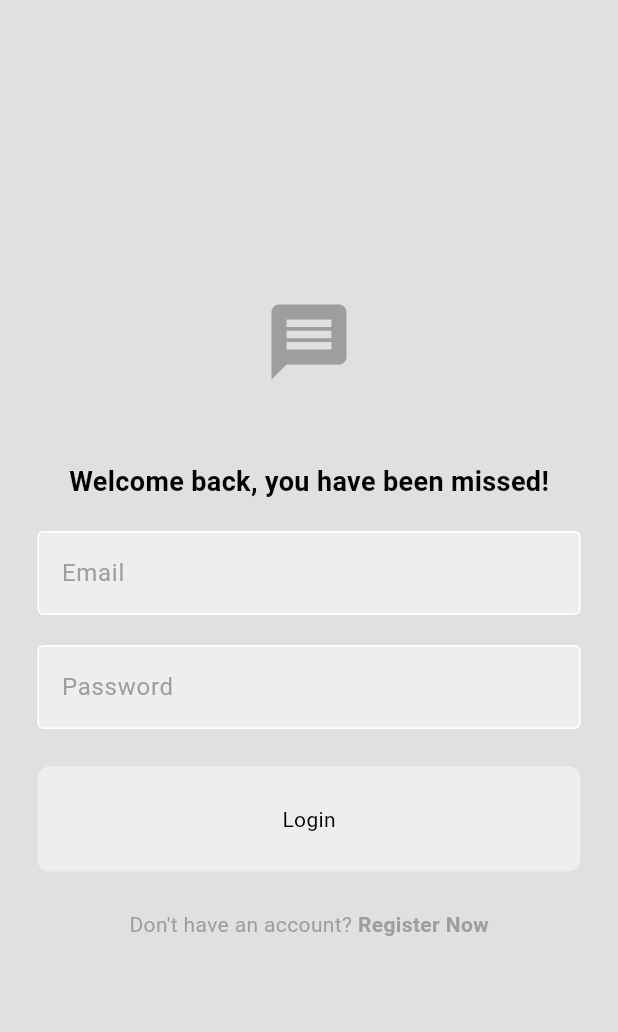
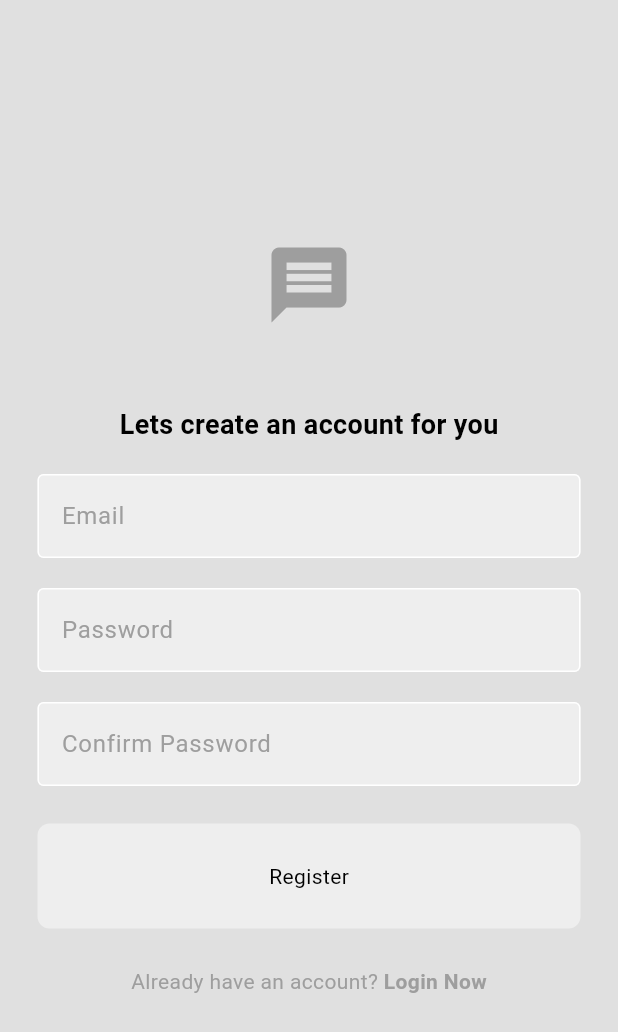
Before and after one commit to mkabdulazees56/flutte_chat_app_firbase, a Flutter app: the screen it shows after launch, on a phone screen of 412 x 824 dp. Shown: the top 1032 px of the screen. Run offline on Flutter 3.47's test engine with Material 3 defaults, Android fonts, the light colour scheme and no system bars.

Commit message:
register page created

```diff
--- a/lib/main.dart
+++ b/lib/main.dart
@@ -1,5 +1,6 @@
 import 'package:flutter/material.dart';
 import 'package:flutter_chat_app_firebase/pages/login_page.dart';
+import 'package:flutter_chat_app_firebase/pages/register_page.dart';
 import 'package:flutter_chat_app_firebase/theme/light_mode.dart';
 
 void main() {
@@ -16,7 +17,7 @@ class MyApp extends StatelessWidget {
       debugShowCheckedModeBanner: false,
       title: 'Flutter Demo',
       theme: lightMode,
-      home: LoginPage(),
+      home: RegisterPage(),
     );
   }
 }
--- /dev/null
+++ b/lib/pages/register_page.dart
@@ -0,0 +1,91 @@
+// ignore_for_file: prefer_const_constructors
+
+import 'package:flutter/material.dart';
+import 'package:flutter_chat_app_firebase/components/my_button.dart';
+import 'package:flutter_chat_app_firebase/components/my_text_field.dart';
+
+class RegisterPage extends StatelessWidget {
+  final TextEditingController _emailController = TextEditingController();
+  final TextEditingController _passwordController = TextEditingController();
+  final TextEditingController _confirmPasswordController =
+      TextEditingController();
+
+  RegisterPage({super.key});
+  // register method
+  void register() {}
+
+  @override
+  Widget build(BuildContext context) {
+    return Scaffold(
+      backgroundColor: Theme.of(context).colorScheme.background,
+      body: Center(
+        child: Column(
+          mainAxisAlignment: MainAxisAlignment.center,
+          children: [
+            Icon(
+              Icons.message,
+              size: 60,
+              color: Theme.of(context).colorScheme.primary,
+            ),
+            SizedBox(
+              height: 50,
+            ),
+            Text('Lets create an account for you',
+                style: TextStyle(
+                  fontSize: 18,
+                  fontWeight: FontWeight.bold,
+                )),
+            SizedBox(
+              height: 20,
+            ),
+            //Email Address
+            MyTextField(
+              hintText: "Email",
+              obscuredText: false,
+              controller: _emailController,
+            ),
+            SizedBox(
+              height: 20,
+            ),
+            //Password
+            MyTextField(
+              hintText: 'Password',
+              obscuredText: true,
+              controller: _passwordController,
+            ),
+            SizedBox(
+              height: 20,
+            ),
+            MyTextField(
+              hintText: 'Confirm Password',
+              obscuredText: true,
+              controller: _passwordController,
+            ),
+            SizedBox(
+              height: 25,
+            ),
+            //Login Button
+            MyButton(
+              buttonText: "Register",
+              onTap: register,
+            ),
+            SizedBox(
+              height: 25,
+            ),
+            //register Button
+            Row(mainAxisAlignment: MainAxisAlignment.center, children: [
+              Text(
+                'Already have an account? ',
+                style: TextStyle(color: Theme.of(context).colorScheme.primary),
+              ),
+              Text('Login Now',
+                  style: TextStyle(
+                      color: Theme.of(context).colorScheme.primary,
+                      fontWeight: FontWeight.bold)),
+            ])
+          ],
+        ),
+      ),
+    );
+  }
+}
```
